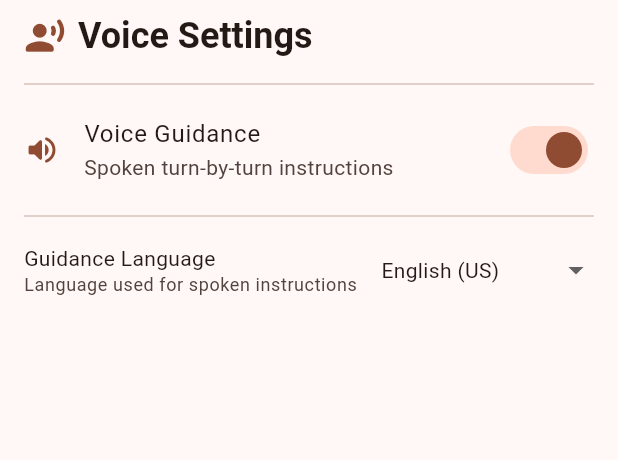
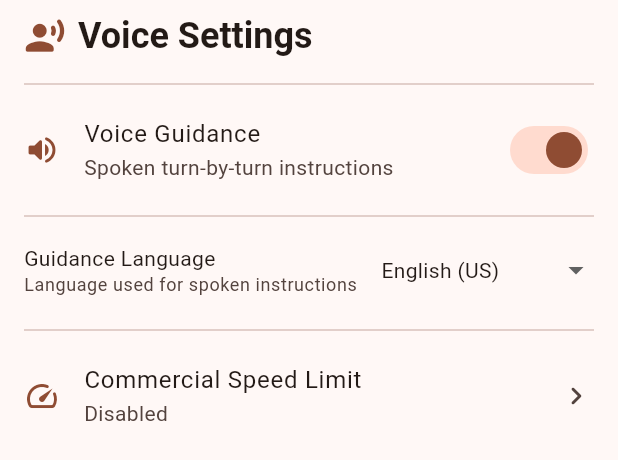
Before and after one commit to dukens11-create/kingtrux, a Flutter app: the VoiceSettingsSheet widget shown alone on an empty page, opened directly, on a phone screen of 412 x 824 dp. Shown: the top 460 px of the screen. Run offline on Flutter 3.47's test engine with Material 3 defaults, Android fonts, the phone set to English and light mode, and no system bars; our stand-ins replace flutter_tts, geolocator, google_maps_flutter, shared_preferences, speech_to_text; missing offline and left inert: purchases_flutter; accounts and stored records are empty.

Commit message:
Add commercial/truck max-speed feature with navigation-only overspeed alerts
- Add CommercialSpeedSettings model with SpeedUnit enum and mph/km/h conversion helpers
- Add commercialOverSpeed AlertType
- Extend SpeedSettingsService with commercial settings persistence
- Add CommercialSpeedMonitor service with 60s cooldown and navigation-only enforcement
- Wire CommercialSpeedMonitor into AppState._onSpeedPosition / _startSpeedMonitoring
- Add setCommercialSpeedSettings() to AppState and load settings in init()
- Add CommercialSpeedSettingsSheet UI widget (enable toggle, unit selector, speed input)
- Integrate commercial speed settings entry into VoiceSettingsSheet
- Add unit tests: conversions, cooldown logic, persistence round-trip

Co-authored-by: dukens11-create <249652828+dukens11-create@users.noreply.github.com>

```diff
--- a/lib/models/alert_event.dart
+++ b/lib/models/alert_event.dart
@@ -14,6 +14,7 @@ enum AlertType {
   scaleActivity,
   overSpeed,
   underSpeed,
+  commercialOverSpeed,
   generic,
 }
 
--- /dev/null
+++ b/lib/models/commercial_speed_settings.dart
@@ -0,0 +1,61 @@
+/// Display unit for commercial max-speed configuration.
+enum SpeedUnit { mph, kmh }
+
+/// Settings for the commercial/truck max-speed alert feature.
+class CommercialSpeedSettings {
+  const CommercialSpeedSettings({
+    required this.enabled,
+    required this.maxSpeedMs,
+    required this.unit,
+  });
+
+  /// Whether commercial overspeed alerts are active.
+  final bool enabled;
+
+  /// Maximum allowed truck speed in m/s (canonical internal unit).
+  final double maxSpeedMs;
+
+  /// Display unit chosen by the driver.
+  final SpeedUnit unit;
+
+  /// Default settings: disabled, 65 mph limit, mph display.
+  factory CommercialSpeedSettings.defaults() => CommercialSpeedSettings(
+        enabled: false,
+        maxSpeedMs: mphToMs(65.0),
+        unit: SpeedUnit.mph,
+      );
+
+  // ---------------------------------------------------------------------------
+  // Unit conversion helpers
+  // ---------------------------------------------------------------------------
+
+  /// Convert [mph] to metres per second.
+  static double mphToMs(double mph) => mph * 0.44704;
+
+  /// Convert [kmh] to metres per second.
+  static double kmhToMs(double kmh) => kmh / 3.6;
+
+  /// Convert [ms] (metres per second) to mph.
+  static double msToMph(double ms) => ms / 0.44704;
+
+  /// Convert [ms] (metres per second) to km/h.
+  static double msToKmh(double ms) => ms * 3.6;
+
+  /// Return the max speed converted to the display [unit].
+  double get maxSpeedDisplay =>
+      unit == SpeedUnit.mph ? msToMph(maxSpeedMs) : msToKmh(maxSpeedMs);
+
+  /// Label string for the display [unit].
+  String get unitLabel => unit == SpeedUnit.mph ? 'mph' : 'km/h';
+
+  CommercialSpeedSettings copyWith({
+    bool? enabled,
+    double? maxSpeedMs,
+    SpeedUnit? unit,
+  }) =>
+      CommercialSpeedSettings(
+        enabled: enabled ?? this.enabled,
+        maxSpeedMs: maxSpeedMs ?? this.maxSpeedMs,
+        unit: unit ?? this.unit,
+      );
+}
--- a/lib/state/app_state.dart
+++ b/lib/state/app_state.dart
@@ -34,6 +34,8 @@ import '../services/speed_monitor.dart';
 import '../services/speed_limit_service.dart';
 import '../services/speed_settings_service.dart';
 import '../services/here_geocoding_service.dart';
+import '../models/commercial_speed_settings.dart';
+import '../services/commercial_speed_monitor.dart';
 
 /// Application state management using ChangeNotifier
 class AppState extends ChangeNotifier {
@@ -55,6 +57,7 @@ class AppState extends ChangeNotifier {
   final SpeedMonitor _speedMonitor = SpeedMonitor();
   final SpeedLimitService _speedLimitService = SpeedLimitService();
   final SpeedSettingsService _speedSettingsService = SpeedSettingsService();
+  final CommercialSpeedMonitor _commercialSpeedMonitor = CommercialSpeedMonitor();
   final HereGeocodingService _geocodingService = HereGeocodingService();
   final _uuid = const Uuid();
   StreamSubscription<Position>? _routeMonitorSub;
@@ -138,6 +141,14 @@ class AppState extends ChangeNotifier {
   /// Number of mph below the posted speed limit that triggers an underspeed
   /// alert. Configurable by the driver; default is 10 mph.
   double underspeedThresholdMph = SpeedSettingsService.defaultUnderspeedThresholdMph;
+
+  // ---------------------------------------------------------------------------
+  // Commercial / truck max-speed state
+  // ---------------------------------------------------------------------------
+
+  /// Commercial max-speed alert settings (units, threshold, enable/disable).
+  CommercialSpeedSettings commercialSpeedSettings =
+      CommercialSpeedSettings.defaults();
 
   // ---------------------------------------------------------------------------
   // Trip planner state
@@ -265,6 +276,13 @@ class AppState extends ChangeNotifier {
       notifyListeners();
     } catch (e) {
       debugPrint('Error loading speed settings: $e');
+    }
+    try {
+      commercialSpeedSettings =
+          await _speedSettingsService.loadCommercialSettings();
+      notifyListeners();
+    } catch (e) {
+      debugPrint('Error loading commercial speed settings: $e');
     }
     try {
       await refreshMyLocation();
@@ -1019,6 +1037,16 @@ class AppState extends ChangeNotifier {
     notifyListeners();
   }
 
+  /// Update commercial/truck max-speed alert settings and persist them.
+  void setCommercialSpeedSettings(CommercialSpeedSettings settings) {
+    commercialSpeedSettings = settings;
+    _commercialSpeedMonitor.reset();
+    _speedSettingsService.saveCommercialSettings(settings).catchError(
+      (Object e) => debugPrint('Error saving commercial speed settings: $e'),
+    );
+    notifyListeners();
+  }
+
   /// Start the continuous GPS subscription used for speed display and alerts.
   ///
   /// This runs independently of the route-monitor subscription so that speed
@@ -1065,6 +1093,31 @@ class AppState extends ChangeNotifier {
         }
       };
 
+    _commercialSpeedMonitor
+      ..reset()
+      ..onOverspeed = (speedMs, maxSpeedMs) {
+        final s = commercialSpeedSettings;
+        final speedDisplay =
+            s.unit == SpeedUnit.mph
+                ? CommercialSpeedSettings.msToMph(speedMs).toStringAsFixed(0)
+                : CommercialSpeedSettings.msToKmh(speedMs).toStringAsFixed(0);
+        final maxDisplay =
+            s.unit == SpeedUnit.mph
+                ? CommercialSpeedSettings.msToMph(maxSpeedMs).toStringAsFixed(0)
+                : CommercialSpeedSettings.msToKmh(maxSpeedMs).toStringAsFixed(0);
+        final unit = s.unitLabel;
+        addAlert(AlertEvent(
+          id: 'commercial_overspeed_${DateTime.now().millisecondsSinceEpoch}',
+          type: AlertType.commercialOverSpeed,
+          title: 'Truck Speed Limit',
+          message:
+              'Speed $speedDisplay $unit exceeds commercial limit of $maxDisplay $unit.',
+          severity: AlertSeverity.critical,
+          timestamp: DateTime.now(),
+          speakable: true,
+        ));
+      };
+
     const settings = LocationSettings(
       accuracy: LocationAccuracy.high,
       distanceFilter: 5,
@@ -1081,6 +1134,16 @@ class AppState extends ChangeNotifier {
     // Convert m/s → mph (1 m/s ≈ 2.23694 mph); clamp negative values from GPS.
     currentSpeedMph = (pos.speed * 2.23694).clamp(0.0, double.infinity);
     notifyListeners();
+
+    // Check commercial max-speed (navigation-only).
+    final commercial = commercialSpeedSettings;
+    if (commercial.enabled) {
+      _commercialSpeedMonitor.check(
+        pos.speed.clamp(0.0, double.infinity),
+        maxSpeedMs: commercial.maxSpeedMs,
+        isNavigating: isNavigating,
+      );
+    }
 
     // Query road speed limit (throttled – SpeedLimitService caches by distance).
     _speedLimitService.queryLimit(pos.latitude, pos.longitude).then(
--- a/lib/ui/widgets/voice_settings_sheet.dart
+++ b/lib/ui/widgets/voice_settings_sheet.dart
@@ -3,6 +3,7 @@ import 'package:flutter/services.dart';
 import 'package:provider/provider.dart';
 import '../../state/app_state.dart';
 import '../theme/app_theme.dart';
+import 'commercial_speed_settings_sheet.dart';
 
 /// Bottom sheet for configuring voice guidance settings.
 ///
@@ -125,6 +126,32 @@ class VoiceSettingsSheet extends StatelessWidget {
                   ),
                 ],
 
+                const SizedBox(height: AppTheme.spaceSM),
+                const Divider(),
+
+                // Commercial speed alert shortcut
+                ListTile(
+                  leading: Icon(Icons.speed_rounded, color: cs.primary),
+                  title: const Text('Commercial Speed Limit'),
+                  subtitle: Text(
+                    state.commercialSpeedSettings.enabled
+                        ? 'Alert at ${state.commercialSpeedSettings.maxSpeedDisplay.toStringAsFixed(0)} ${state.commercialSpeedSettings.unitLabel}'
+                        : 'Disabled',
+                  ),
+                  trailing: const Icon(Icons.chevron_right_rounded),
+                  contentPadding: EdgeInsets.zero,
+                  onTap: () {
+                    HapticFeedback.selectionClick();
+                    Navigator.of(context).pop();
+                    showModalBottomSheet<void>(
+                      context: context,
+                      isScrollControlled: true,
+                      builder: (_) =>
+                          const CommercialSpeedSettingsSheet(),
+                    );
+                  },
+                ),
+
                 const SizedBox(height: AppTheme.spaceMD),
               ],
             ),
```
Also changed, not shown: lib/services/commercial_speed_monitor.dart (added, +85 -0 lines), lib/services/speed_settings_service.dart (+37 -0 lines), lib/ui/widgets/commercial_speed_settings_sheet.dart (added, +196 -0 lines), 1 other file.
